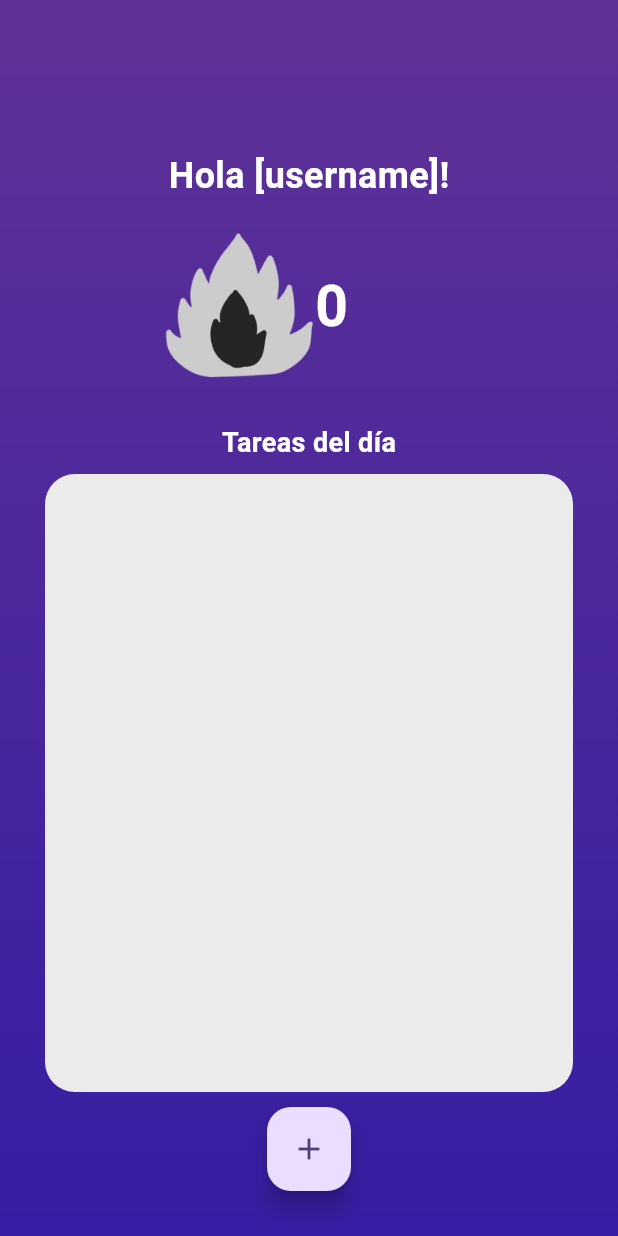
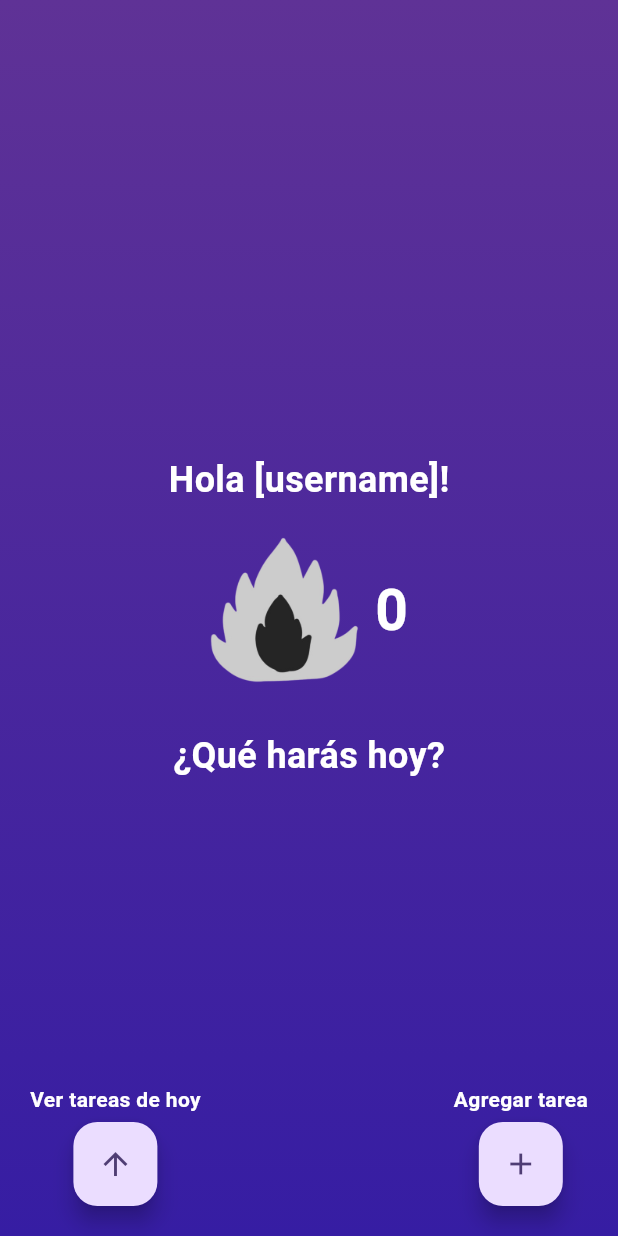
Before and after one commit to DorianoOjeda/project_movil_1, a Flutter app: the HomePage screen opened directly, on a phone screen of 412 x 824 dp. Run offline on Flutter 3.47's test engine with Material 3 defaults, Android fonts, the phone set to English and light mode, and no system bars; our stand-ins replace form_field_validator, table_calendar.

Commit message:
homepage style enhanced

```diff
--- a/lib/managers/handler.dart
+++ b/lib/managers/handler.dart
@@ -21,7 +21,8 @@ Logo getLogo(double height, double width) {
 Text prederminedText(String text, double fontSize) {
   return Text(
     text,
-    style: TextStyle(fontSize: fontSize, color: Colors.black),
+    style: TextStyle(
+        fontSize: fontSize, color: const Color.fromARGB(255, 244, 244, 244)),
   );
 }
 
--- a/lib/ui/pages/home.dart
+++ b/lib/ui/pages/home.dart
@@ -9,69 +9,116 @@ class HomePage extends StatefulWidget {
 }
 
 class _HomePageState extends State<HomePage> {
+  bool showTasks = false;
+
   @override
   Widget build(BuildContext context) {
-    return Container(
+    List<Map<String, dynamic>> tareas =
+        TaskManager.instance.getTareasDelDia(DateTime.now());
+    return Scaffold(
+      body: Stack(
+        children: [
+          AnimatedPositioned(
+            duration: const Duration(milliseconds: 500),
+            curve: Curves.easeInOut,
+            top: showTasks ? -50 : 0,
+            bottom: showTasks ? MediaQuery.of(context).size.height * 0.5 : 0,
+            left: 0,
+            right: 0,
+            child: Container(
               decoration: const BoxDecoration(
                 gradient: LinearGradient(
                   begin: Alignment.topCenter,
                   end: Alignment.bottomCenter,
                   colors: [
                     Color.fromARGB(255, 95, 50, 150),
-            Color.fromARGB(255, 54, 29, 163)
-          ], // Fondo degradado
+                    Color.fromARGB(255, 54, 29, 163),
+                  ],
                 ),
               ),
-      padding: const EdgeInsets.only(
-          top: 100.0, bottom: 30.0, left: 30.0, right: 30.0),
               child: Center(
                 child: Column(
+                  mainAxisAlignment: MainAxisAlignment.center,
                   children: [
-            const Text("Hola [username]!",
+                    const Text(
+                      "Hola [username]!",
                       style: TextStyle(
                         fontSize: 24,
                         fontWeight: FontWeight.bold,
-                    color: Colors.white)),
-            //image Racha
-            Padding(
-              padding: const EdgeInsets.only(top: 20.0, left: 80.0),
-              child: Row(
+                        color: Colors.white,
+                      ),
+                    ),
+                    const SizedBox(height: 20),
+                    Row(
+                      mainAxisAlignment: MainAxisAlignment.center,
                       children: [
                         getRachaImage(getSuperRachaNumber(), 100, 100),
+                        const SizedBox(width: 10),
                         Text(
                           getSuperRachaNumber().toString(),
                           style: const TextStyle(
                             fontSize: 38,
                             fontWeight: FontWeight.bold,
-                        color: Colors.white),
+                            color: Colors.white,
+                          ),
+                        ),
+                      ],
+                    ),
+                    const SizedBox(height: 30),
+                    const Text(
+                      "¿Qué harás hoy?",
+                      style: TextStyle(
+                        fontSize: 24,
+                        fontWeight: FontWeight.bold,
+                        color: Colors.white,
+                      ),
                     ),
                   ],
                 ),
               ),
-            const SizedBox(height: 20),
-            const Padding(
-              padding: EdgeInsets.all(8.0),
-              child: Text("Tareas del día",
+            ),
+          ),
+          if (showTasks)
+            Positioned(
+              top: MediaQuery.of(context).size.height * 0.35,
+              left: 0,
+              right: 0,
+              bottom: 0,
+              child: Container(
+                margin: const EdgeInsets.only(bottom: 110),
+                decoration: const BoxDecoration(
+                  color: Color.fromARGB(255, 235, 235, 235),
+                  borderRadius: BorderRadius.vertical(top: Radius.circular(20)),
+                ),
+                child: tareas.isEmpty
+                    ? const Center(
+                        child: Text(
+                          "No tienes tareas para hoy",
                           style: TextStyle(
                             fontSize: 18,
                             fontWeight: FontWeight.bold,
-                      color: Colors.white)),
-            ),
-            Expanded(
-              child: Container(
-                decoration: const BoxDecoration(
-                  color: Color.fromARGB(255, 235, 235, 235),
-                  borderRadius: BorderRadius.all(Radius.circular(20)),
-                ),
-                // Llama a getTareasListPage con la lista actualizada
-                child: getTareasListPage(
-                  TaskManager.instance.getTareasDelDia(DateTime.now()),
                           ),
                         ),
+                      )
+                    : getTareasListPage(tareas),
               ),
-            const SizedBox(height: 10),
+            ),
+          Positioned(
+            bottom: 20,
+            right: 20,
+            child: Column(
+              mainAxisSize: MainAxisSize.min,
+              children: [
+                Text(
+                  "Agregar tarea",
+                  style: TextStyle(
+                    color: showTasks ? Colors.black : Colors.white,
+                    fontWeight: FontWeight.bold,
+                  ),
+                ),
+                const SizedBox(height: 5),
                 FloatingActionButton(
-              heroTag: 'uniqueFabTag', // Asegúrate de asignar un tag único
+                  heroTag: 'uniqueFabTag',
                   onPressed: () async {
                     Navigator.push(
                       context,
@@ -79,7 +126,6 @@ class _HomePageState extends State<HomePage> {
                         builder: (context) => getTareasAddPage(),
                       ),
                     ).then((_) {
-                  // Refresca todo el state al regresar para actualizar la lista
                       setState(() {});
                     });
                   },
@@ -88,6 +134,35 @@ class _HomePageState extends State<HomePage> {
               ],
             ),
           ),
+          Positioned(
+            bottom: 20,
+            left: 20,
+            child: Column(
+              mainAxisSize: MainAxisSize.min,
+              children: [
+                Text(
+                  "Ver tareas de hoy",
+                  style: TextStyle(
+                    color: showTasks ? Colors.black : Colors.white,
+                    fontWeight: FontWeight.bold,
+                  ),
+                ),
+                const SizedBox(height: 5),
+                FloatingActionButton(
+                  onPressed: () {
+                    setState(() {
+                      showTasks = !showTasks;
+                    });
+                  },
+                  child: Icon(
+                    showTasks ? Icons.arrow_downward : Icons.arrow_upward,
+                  ),
+                ),
+              ],
+            ),
+          ),
+        ],
+      ),
     );
   }
 }
```
Lines whose indentation alone changed are shown as unchanged.
